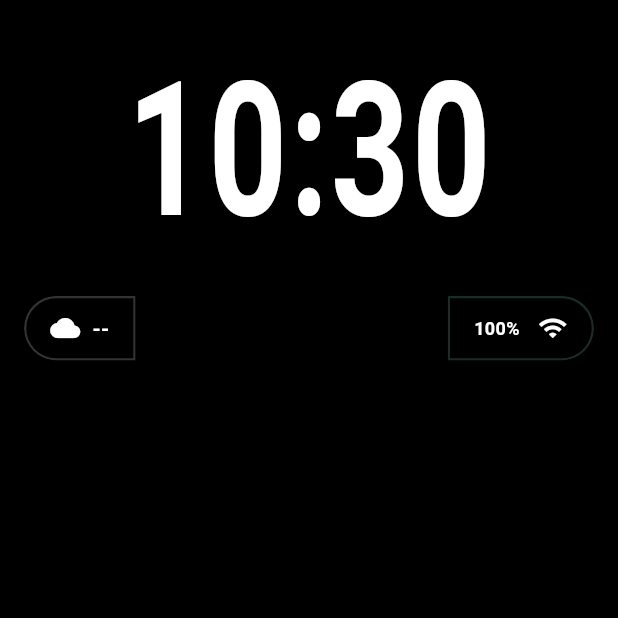
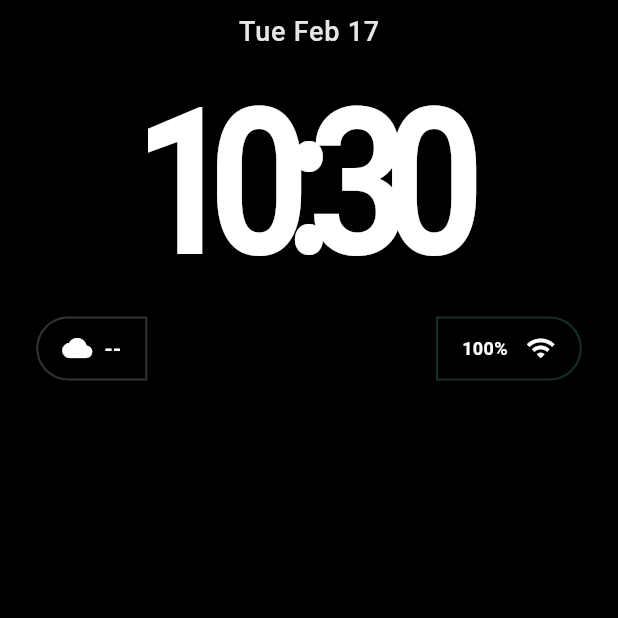
Before and after one commit to 0qwfwq/casi, a Flutter app: the screen it shows after launch, on a phone screen of 412 x 824 dp, the top half of it. Run offline on Flutter 3.47's test engine with Material 3 defaults, Android fonts, the phone set to English and light mode, and no system bars; our stand-ins replace battery_plus, connectivity_plus, geolocator, image_picker, shared_preferences; missing offline and left inert: installed_apps, oc_liquid_glass.

Commit message:
Clock experimentations.

```diff
--- a/lib/clock_capsule.dart
+++ b/lib/clock_capsule.dart
@@ -40,11 +40,9 @@ class _ClockCapsuleState extends State<ClockCapsule> {
       List<AppInfo> apps = await InstalledApps.getInstalledApps(withIcon: false, excludeSystemApps: false);
 
       String? findPackage(List<String> priorityPackages, String keyword) {
-        // 1. Check priority list
         for (var pkg in priorityPackages) {
           if (apps.any((app) => app.packageName == pkg)) return pkg;
         }
-        // 2. Search by name or package name
         final lowerKeyword = keyword.toLowerCase();
         final app = apps.where(
           (app) => app.name.toLowerCase() == lowerKeyword ||
@@ -72,6 +70,18 @@ class _ClockCapsuleState extends State<ClockCapsule> {
     }
   }
 
+  // Helper to format date like "Wed Jun 11" without needing 'intl' package
+  String _getFormattedDate() {
+    const List<String> days = ['Mon', 'Tue', 'Wed', 'Thu', 'Fri', 'Sat', 'Sun'];
+    const List<String> months = ['Jan', 'Feb', 'Mar', 'Apr', 'May', 'Jun', 'Jul', 'Aug', 'Sep', 'Oct', 'Nov', 'Dec'];
+
+    String dayName = days[_now.weekday - 1];
+    String monthName = months[_now.month - 1];
+    String dayNum = _now.day.toString();
+
+    return "$dayName $monthName $dayNum";
+  }
+
   @override
   void dispose() {
     _timer.cancel();
@@ -86,27 +96,47 @@ class _ClockCapsuleState extends State<ClockCapsule> {
 
     return Column(
       mainAxisSize: MainAxisSize.min,
+      crossAxisAlignment: CrossAxisAlignment.center,
       children: [
-        // Clock Section (1/4 of screen)
+        // 1. The Date (Small, standard sans-serif, centered)
+        Padding(
+          padding: const EdgeInsets.only(bottom: 4.0), // Slight gap between date and time
+          child: Text(
+            _getFormattedDate(),
+            style: TextStyle(
+              color: Colors.white.withOpacity(0.9),
+              fontSize: 18,
+              fontWeight: FontWeight.w500,
+              letterSpacing: 0.5,
+              fontFamily: 'Roboto', // Or system default
+            ),
+          ),
+        ),
+
+        // 2. The Clock (Massive, Extra-Condensed)
         SizedBox(
-          height: screenHeight * 0.22,
+          // Increased height allocation to allow for the tall font stretching
+          height: screenHeight * 0.20,
           width: double.infinity,
           child: GestureDetector(
             onTap: () => _launchApp(_clockPackage),
             child: FittedBox(
               fit: BoxFit.contain,
               child: Padding(
-                padding: const EdgeInsets.symmetric(horizontal: 16.0),
+                padding: const EdgeInsets.symmetric(horizontal: 8.0),
                 child: Transform(
                   alignment: Alignment.center,
-                  transform: Matrix4.diagonal3Values(1.1, 1.5, 1.0),
+                  // X=0.85 (Squeeze width), Y=2.0 (Stretch height) -> Creates "Extra Condensed" look
+                  transform: Matrix4.diagonal3Values(0.85, 1.0, 1.0),
                   child: Text(
                     "$hour:$minute",
                     textAlign: TextAlign.center,
                     style: const TextStyle(
                       color: Colors.white,
-                      fontWeight: FontWeight.w600,
+                      // Using a bold weight helps the font retain visibility when squeezed
+                      fontWeight: FontWeight.bold,
                       height: 1.0,
+                      letterSpacing: -2.0, // Tighten the gap between numbers
                     ),
                   ),
                 ),
@@ -115,9 +145,9 @@ class _ClockCapsuleState extends State<ClockCapsule> {
           ),
         ),
 
-        // Weather and Status Section (Underneath)
+        // 3. Weather and Status Section
         Padding(
-          padding: const EdgeInsets.symmetric(horizontal: 16.0, vertical: 8.0),
+          padding: const EdgeInsets.symmetric(horizontal: 24.0, vertical: 8.0),
           child: Row(
             mainAxisAlignment: MainAxisAlignment.spaceBetween,
             children: [
--- a/lib/home_info_bar.dart
+++ b/lib/home_info_bar.dart
@@ -135,8 +135,8 @@ class _HomePageState extends State<HomePage> {
   @override
   Widget build(BuildContext context) {
     final double screenHeight = MediaQuery.of(context).size.height;
-    // Calculate header height (25% for clock + ~60px for status row + padding)
-    final double headerHeight = (screenHeight * 0.22) + 80;
+    // Calculate header height (28% for clock + ~60px for status row + padding)
+    final double headerHeight = (screenHeight * 0.28) + 80;
 
     return Scaffold(
       backgroundColor: Colors.black,
```
